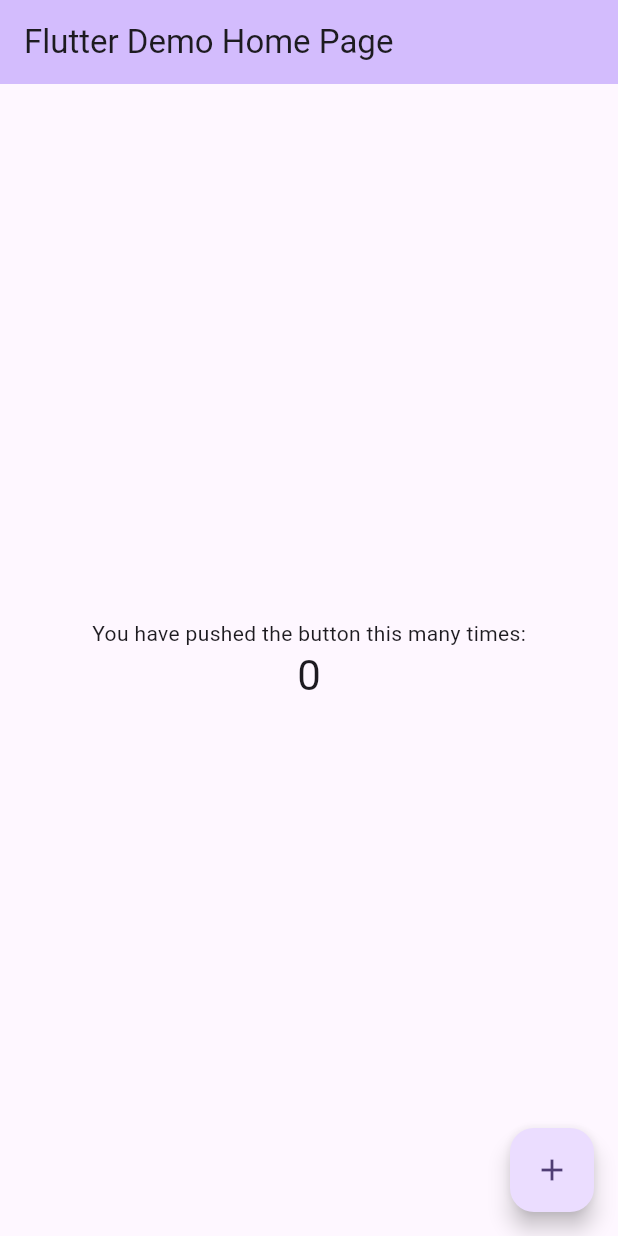
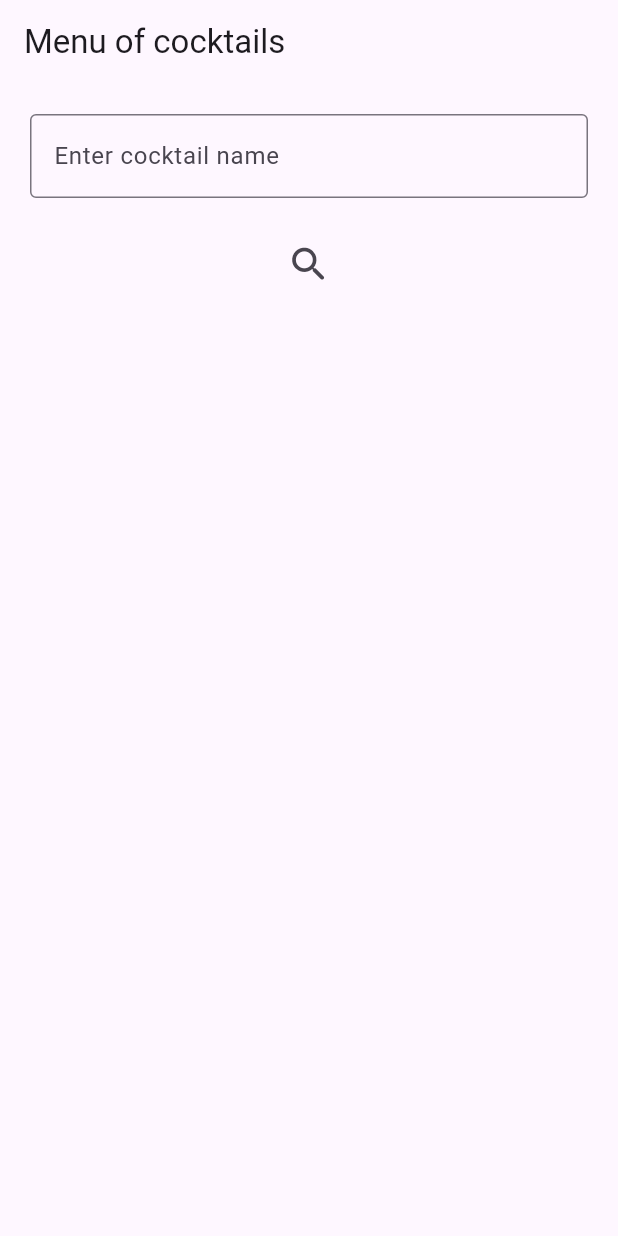
Before and after one commit to Flutter007/hw42, a Flutter app: the screen it shows after launch, on a phone screen of 412 x 824 dp. Run offline on Flutter 3.47's test engine with Material 3 defaults, Android fonts, the phone set to English and light mode, and no system bars.

Commit message:
Added new Screen for Cocktail GridView , added new HTTP request to server.

```diff
--- /dev/null
+++ b/lib/cocktails_app.dart
@@ -0,0 +1,14 @@
+import 'package:flutter/material.dart';
+import 'package:hw42/screens/find_cocktail_screen.dart';
+
+class CocktailsApp extends StatelessWidget {
+  const CocktailsApp({super.key});
+
+  @override
+  Widget build(BuildContext context) {
+    return Scaffold(
+      appBar: AppBar(title: Text('Menu of cocktails')),
+      body: FindCocktailScreen(),
+    );
+  }
+}
--- a/lib/main.dart
+++ b/lib/main.dart
@@ -1,122 +1,6 @@
 import 'package:flutter/material.dart';
+import 'package:hw42/cocktails_app.dart';
 
 void main() {
-  runApp(const MyApp());
+  runApp(MaterialApp(home: CocktailsApp()));
 }
-
-class MyApp extends StatelessWidget {
-  const MyApp({super.key});
-
-  // This widget is the root of your application.
-  @override
-  Widget build(BuildContext context) {
-    return MaterialApp(
-      title: 'Flutter Demo',
-      theme: ThemeData(
-        // This is the theme of your application.
-        //
-        // TRY THIS: Try running your application with "flutter run". You'll see
-        // the application has a purple toolbar. Then, without quitting the app,
-        // try changing the seedColor in the colorScheme below to Colors.green
-        // and then invoke "hot reload" (save your changes or press the "hot
-        // reload" button in a Flutter-supported IDE, or press "r" if you used
-        // the command line to start the app).
-        //
-        // Notice that the counter didn't reset back to zero; the application
-        // state is not lost during the reload. To reset the state, use hot
-        // restart instead.
-        //
-        // This works for code too, not just values: Most code changes can be
-        // tested with just a hot reload.
-        colorScheme: ColorScheme.fromSeed(seedColor: Colors.deepPurple),
-      ),
-      home: const MyHomePage(title: 'Flutter Demo Home Page'),
-    );
-  }
-}
-
-class MyHomePage extends StatefulWidget {
-  const MyHomePage({super.key, required this.title});
-
-  // This widget is the home page of your application. It is stateful, meaning
-  // that it has a State object (defined below) that contains fields that affect
-  // how it looks.
-
-  // This class is the configuration for the state. It holds the values (in this
-  // case the title) provided by the parent (in this case the App widget) and
-  // used by the build method of the State. Fields in a Widget subclass are
-  // always marked "final".
-
-  final String title;
-
-  @override
-  State<MyHomePage> createState() => _MyHomePageState();
-}
-
-class _MyHomePageState extends State<MyHomePage> {
-  int _counter = 0;
-
-  void _incrementCounter() {
-    setState(() {
-      // This call to setState tells the Flutter framework that something has
-      // changed in this State, which causes it to rerun the build method below
-      // so that the display can reflect the updated values. If we changed
-      // _counter without calling setState(), then the build method would not be
-      // called again, and so nothing would appear to happen.
-      _counter++;
-    });
-  }
-
-  @override
-  Widget build(BuildContext context) {
-    // This method is rerun every time setState is called, for instance as done
-    // by the _incrementCounter method above.
-    //
-    // The Flutter framework has been optimized to make rerunning build methods
-    // fast, so that you can just rebuild anything that needs updating rather
-    // than having to individually change instances of widgets.
-    return Scaffold(
-      appBar: AppBar(
-        // TRY THIS: Try changing the color here to a specific color (to
-        // Colors.amber, perhaps?) and trigger a hot reload to see the AppBar
-        // change color while the other colors stay the same.
-        backgroundColor: Theme.of(context).colorScheme.inversePrimary,
-        // Here we take the value from the MyHomePage object that was created by
-        // the App.build method, and use it to set our appbar title.
-        title: Text(widget.title),
-      ),
-      body: Center(
-        // Center is a layout widget. It takes a single child and positions it
-        // in the middle of the parent.
-        child: Column(
-          // Column is also a layout widget. It takes a list of children and
-          // arranges them vertically. By default, it sizes itself to fit its
-          // children horizontally, and tries to be as tall as its parent.
-          //
-          // Column has various properties to control how it sizes itself and
-          // how it positions its children. Here we use mainAxisAlignment to
-          // center the children vertically; the main axis here is the vertical
-          // axis because Columns are vertical (the cross axis would be
-          // horizontal).
-          //
-          // TRY THIS: Invoke "debug painting" (choose the "Toggle Debug Paint"
-          // action in the IDE, or press "p" in the console), to see the
-          // wireframe for each widget.
-          mainAxisAlignment: MainAxisAlignment.center,
-          children: <Widget>[
-            const Text('You have pushed the button this many times:'),
-            Text(
-              '$_counter',
-              style: Theme.of(context).textTheme.headlineMedium,
-            ),
-          ],
-        ),
-      ),
-      floatingActionButton: FloatingActionButton(
-        onPressed: _incrementCounter,
-        tooltip: 'Increment',
-        child: const Icon(Icons.add),
-      ), // This trailing comma makes auto-formatting nicer for build methods.
-    );
-  }
-}
--- /dev/null
+++ b/lib/models/cocktail.dart
@@ -0,0 +1,14 @@
+class Cocktail {
+  final String id;
+  final String name;
+  final String image;
+
+  Cocktail({required this.id, required this.name, required this.image});
+  factory Cocktail.fromJson(Map<String, dynamic> json) {
+    return Cocktail(
+      id: json['idDrink'],
+      name: json['strDrink'],
+      image: json['strDrinkThumb'],
+    );
+  }
+}
--- /dev/null
+++ b/lib/screens/find_cocktail_screen.dart
@@ -0,0 +1,95 @@
+import 'package:flutter/material.dart';
+import 'package:hw42/helpers/request.dart';
+
+import '../models/cocktail.dart';
+import '../widgets/cocktail_card.dart';
+
+class FindCocktailScreen extends StatefulWidget {
+  const FindCocktailScreen({super.key});
+
+  @override
+  State<FindCocktailScreen> createState() => _FinState();
+}
+
+final cocktailController = TextEditingController();
+
+class _FinState extends State<FindCocktailScreen> {
+  List<Cocktail> cocktails = [];
+  String? errorTxt;
+  bool isFetching = false;
+
+  Future<void> searchCocktail() async {
+    setState(() {
+      isFetching = true;
+    });
+    try {
+      final cocktail = cocktailController.text;
+      final Map<String, dynamic> info = await request(
+        'https://www.thecocktaildb.com/api/json/v1/1/search.php?s=$cocktail',
+      );
+      if (info['drinks'] != null) {
+        setState(() {
+          cocktails =
+              (info['drinks'] as List<dynamic>)
+                  .map((e) => Cocktail.fromJson(e))
+                  .toList();
+          isFetching = false;
+        });
+      } else {
+        setState(() {
+          cocktails = [];
+          isFetching = false;
+        });
+      }
+    } catch (e) {
+      setState(() {
+        errorTxt = 'Something went wrong,we are working on it!';
+        isFetching = false;
+      });
+    }
+  }
+
+  @override
+  Widget build(BuildContext context) {
+    Widget content;
+    if (isFetching) {
+      content = Center(child: CircularProgressIndicator());
+    } else if (errorTxt != null) {
+      content = Center(child: Text(errorTxt!));
+    } else {
+      return Column(
+        children: [
+          Padding(
+            padding: EdgeInsets.all(20),
+            child: TextField(
+              controller: cocktailController,
+              keyboardType: TextInputType.text,
+              decoration: InputDecoration(
+                label: Text('Enter cocktail name'),
+                border: OutlineInputBorder(),
+              ),
+            ),
+          ),
+          IconButton(
+            onPressed: searchCocktail,
+            icon: Icon(Icons.search_rounded, size: 30),
+          ),
+          Expanded(
+            child: GridView.builder(
+              itemCount: cocktails.length,
+              gridDelegate: SliverGridDelegateWithFixedCrossAxisCount(
+                crossAxisCount: 2,
+                crossAxisSpacing: 30,
+                mainAxisSpacing: 10,
+                mainAxisExtent: 250,
+              ),
+              itemBuilder:
+                  (context, index) => CocktailCard(cocktail: cocktails[index]),
+            ),
+          ),
+        ],
+      );
+    }
+    return content;
+  }
+}
--- a/pubspec.yaml
+++ b/pubspec.yaml
@@ -34,6 +34,7 @@ dependencies:
   # The following adds the Cupertino Icons font to your application.
   # Use with the CupertinoIcons class for iOS style icons.
   cupertino_icons: ^1.0.8
+  http: ^1.3.0
 
 dev_dependencies:
   flutter_test:
```
Also changed, not shown: lib/helpers/request.dart (added, +15 -0 lines), lib/widgets/cocktail_card.dart (added, +57 -0 lines), pubspec.lock.
